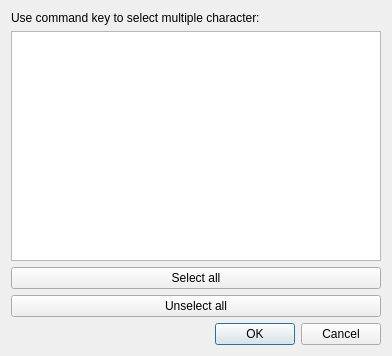
The window that app/Joker/PeopleDialog.ui (JokerSync/Joker) describes before a commit, drawn with Qt 5.
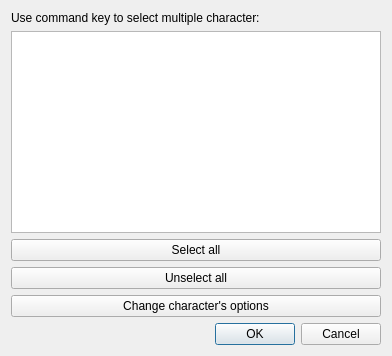
The same window after the commit.

Commit message: Able to choose a color for a PhPeople (no saving)

Diff of the .ui file:
```diff
--- a/app/Joker/PeopleDialog.ui
+++ b/app/Joker/PeopleDialog.ui
@@ -45,6 +45,13 @@
      </property>
     </widget>
    </item>
+   <item>
+    <widget class="QPushButton" name="changeCharButton">
+     <property name="text">
+      <string>Change character's options</string>
+     </property>
+    </widget>
+   </item>
    <item>
     <widget class="QDialogButtonBox" name="buttonBox">
      <property name="orientation">
```
The commit also changes 7 other files.
